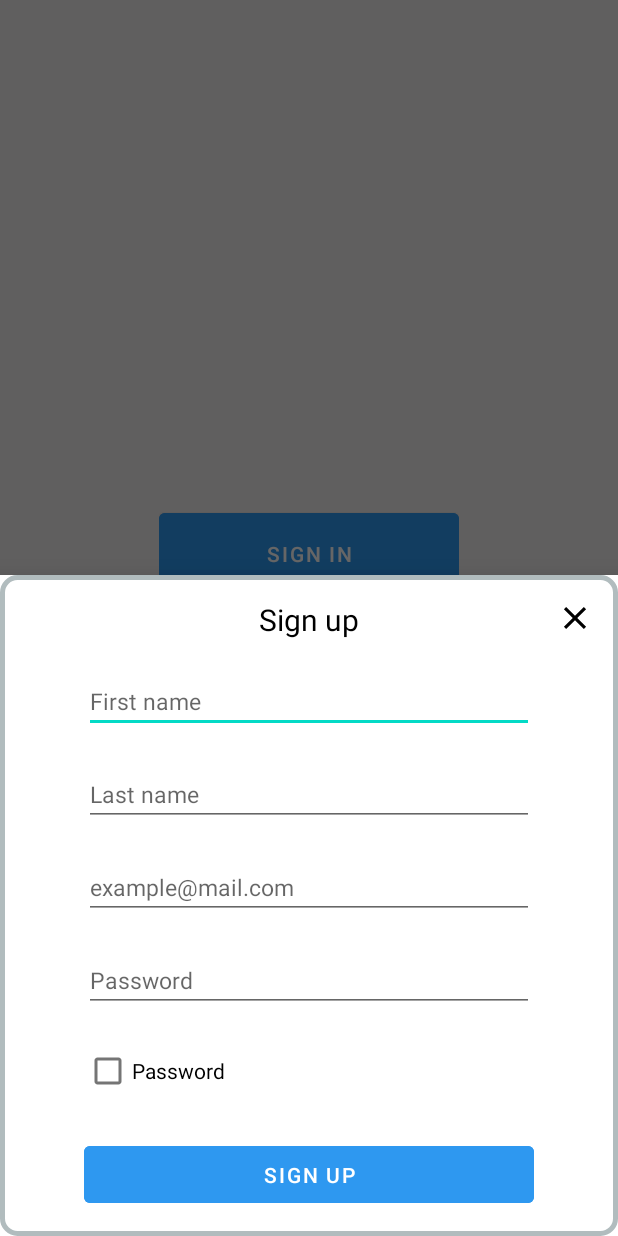
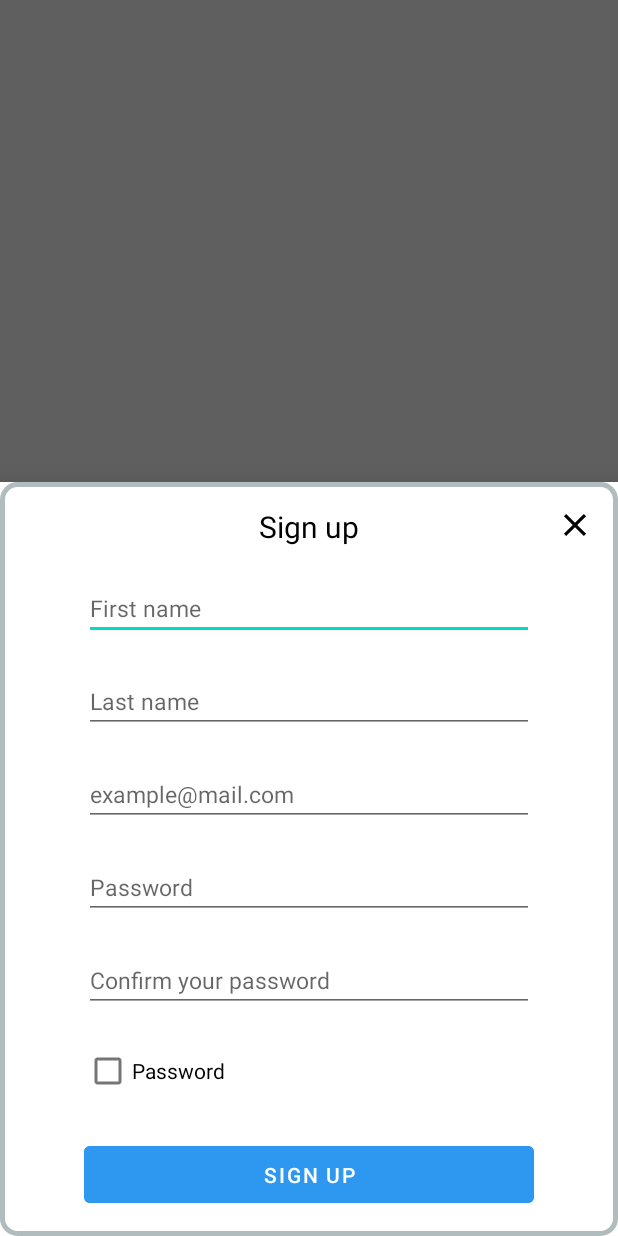
Before and after one commit to henriqueleote/tp1-c_protectu, an Android app: the fragment RegisterFragment placed in its activity, on a phone screen of 412 x 824 dp. Run offline under Robolectric (Android 15) with nearby library versions, the phone set to English and light mode, and no system bars; our stand-ins replace Firebase (no records; nobody signed in at launch, a user with empty details on screens opened directly).

Commit message:
String/Register Update
Register:
 Password confirm -> Done
 Field focus -> Done
String dictionary create -> EN/PT

```diff
--- a/ProtectU/app/src/main/java/cm/protectu/ProfileFragment.java
+++ b/ProtectU/app/src/main/java/cm/protectu/ProfileFragment.java
@@ -8,6 +8,7 @@ import android.view.View;
 import android.view.ViewGroup;
 import android.widget.Button;
 import android.widget.TextView;
+import android.widget.Toast;
 
 import androidx.annotation.NonNull;
 import androidx.annotation.Nullable;
@@ -71,6 +72,7 @@ public class ProfileFragment extends Fragment {
             @Override
             public void onClick(View view) {
                 mAuth.signOut();
+                Toast.makeText(getActivity(), "See you next time", Toast.LENGTH_SHORT).show();
                 startActivity(new Intent(getActivity(), AuthActivity.class));
             }
         });
--- a/ProtectU/app/src/main/res/layout/register_bottom.xml
+++ b/ProtectU/app/src/main/res/layout/register_bottom.xml
@@ -78,11 +78,24 @@
         android:inputType="textPassword"
         android:textSize="15sp" />
 
+
+    <EditText
+        android:id="@+id/passwordText2"
+        android:layout_width="300dp"
+        android:layout_height="wrap_content"
+        android:layout_below="@+id/passwordText"
+        android:layout_centerHorizontal="true"
+        android:layout_marginTop="20dp"
+        android:drawablePadding="10dp"
+        android:hint="Confirm your password"
+        android:inputType="textPassword"
+        android:textSize="15sp" />
+
     <CheckBox
         android:id="@+id/showPassword"
         android:layout_width="300dp"
         android:layout_height="wrap_content"
-        android:layout_below="@+id/passwordText"
+        android:layout_below="@+id/passwordText2"
         android:layout_centerHorizontal="true"
         android:layout_marginTop="15dp"
         android:text="Password"
--- a/ProtectU/app/src/main/res/values/strings.xml
+++ b/ProtectU/app/src/main/res/values/strings.xml
@@ -2,4 +2,11 @@
     <string name="app_name">ProtectU</string>
     <string name="profile">Profile</string>
     <string name="map">Map</string>
+    <string name="enter_your_name">Enter your name</string>
+    <string name="enter_your_surname">Enter your surname</string>
+    <string name="enter_your_mail">Enter your mail</string>
+    <string name="enter_your_password">Enter your password</string>
+    <string name="email_not_valid">Enter a valid email</string>
+    <string name="password_dont_match">Passwords don\'t match</string>
+    <string name="email_in_use">Email already in use</string>
 </resources>
```
Also changed, not shown: ProtectU/app/src/main/java/cm/protectu/RegisterFragment.java (+30 -21 lines), 1 other file.
